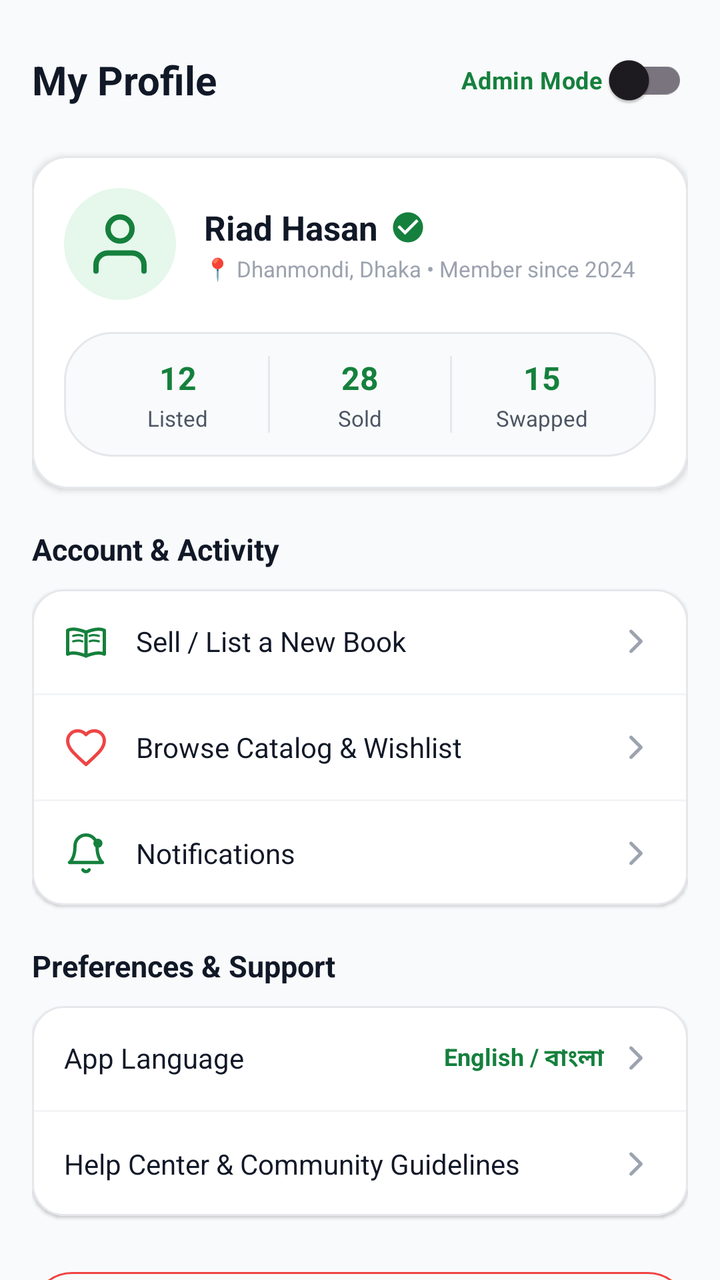
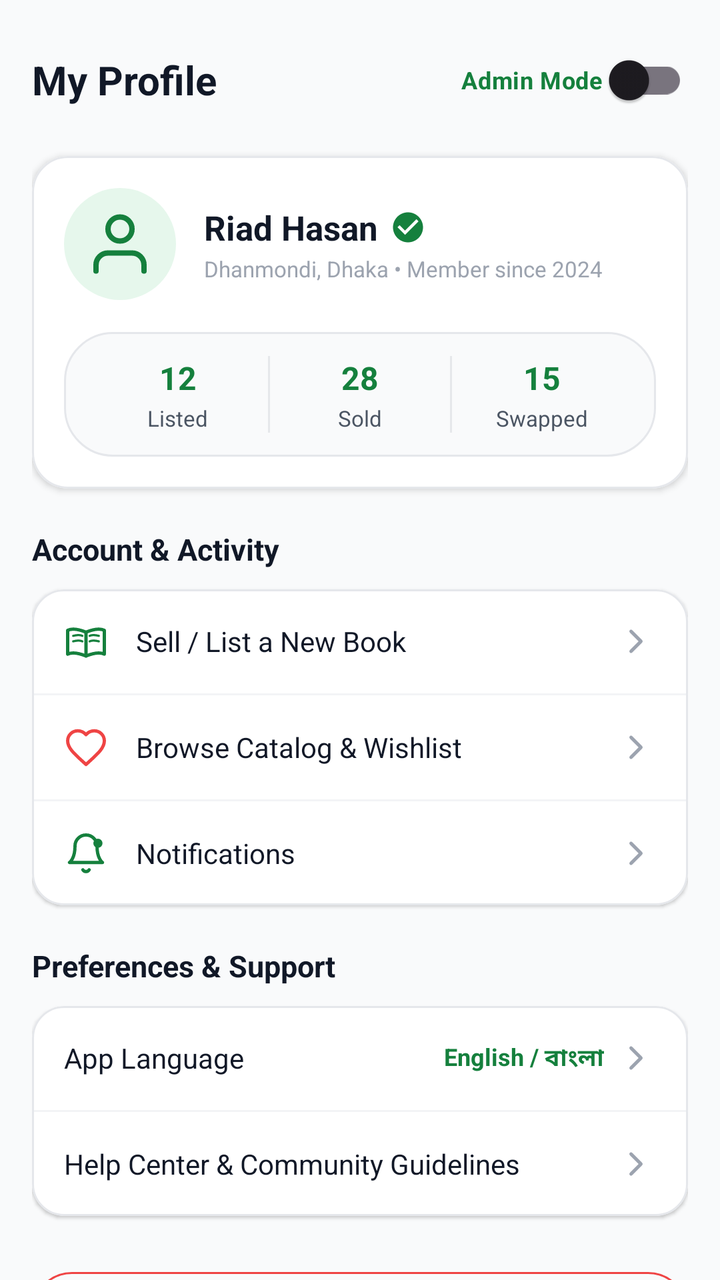

An Android layout rendered at two revisions. The XML below is the earlier revision; the diff shows what the commit changed to produce the second picture.
<!-- AndroidManifest.xml: application theme Theme.BoiBinimoy -->
<!-- res/layout/fragment_profile.xml -->
<?xml version="1.0" encoding="utf-8"?>
<androidx.core.widget.NestedScrollView xmlns:android="http://schemas.android.com/apk/res/android"
    xmlns:app="http://schemas.android.com/apk/res-auto"
    xmlns:tools="http://schemas.android.com/tools"
    android:layout_width="match_parent"
    android:layout_height="match_parent"
    android:background="@color/background_light"
    android:scrollbars="none">

    <LinearLayout
        android:layout_width="match_parent"
        android:layout_height="wrap_content"
        android:orientation="vertical"
        android:padding="16dp"
        android:paddingBottom="32dp">

        
        <RelativeLayout
            android:layout_width="match_parent"
            android:layout_height="wrap_content">

            <TextView
                android:layout_width="wrap_content"
                android:layout_height="wrap_content"
                android:layout_alignParentStart="true"
                android:layout_centerVertical="true"
                android:text="My Profile"
                android:textColor="@color/text_primary"
                android:textSize="20sp"
                android:textStyle="bold" />

            <com.google.android.material.switchmaterial.SwitchMaterial
                android:id="@+id/switchAdminMode"
                android:layout_width="wrap_content"
                android:layout_height="wrap_content"
                android:layout_alignParentEnd="true"
                android:text="Admin Mode "
                android:textColor="@color/primary_green"
                android:textSize="12sp"
                android:textStyle="bold" />

        </RelativeLayout>

        
        <com.google.android.material.card.MaterialCardView
            android:layout_width="match_parent"
            android:layout_height="wrap_content"
            android:layout_marginTop="14dp"
            app:cardCornerRadius="18dp"
            app:cardElevation="2dp"
            app:strokeWidth="1dp"
            app:strokeColor="#E5E7EB"
            app:cardBackgroundColor="@color/white">

            <LinearLayout
                android:layout_width="match_parent"
                android:layout_height="wrap_content"
                android:orientation="vertical"
                android:padding="16dp">

                <RelativeLayout
                    android:layout_width="match_parent"
                    android:layout_height="wrap_content">

                    <ImageView
                        android:id="@+id/ivProfilePic"
                        android:layout_width="56dp"
                        android:layout_height="56dp"
                        android:background="@drawable/bg_fab_green"
                        android:backgroundTint="@color/primary_green_mint"
                        android:padding="10dp"
                        android:src="@drawable/ic_nav_profile"
                        app:tint="@color/primary_green" />

                    <LinearLayout
                        android:layout_width="wrap_content"
                        android:layout_height="wrap_content"
                        android:layout_toEndOf="@id/ivProfilePic"
                        android:layout_marginStart="14dp"
                        android:layout_centerVertical="true"
                        android:orientation="vertical">

                        <LinearLayout
                            android:layout_width="wrap_content"
                            android:layout_height="wrap_content"
                            android:orientation="horizontal"
                            android:gravity="center_vertical">

                            <TextView
                                android:id="@+id/tvProfileName"
                                android:layout_width="wrap_content"
                                android:layout_height="wrap_content"
                                android:text="Riad Hasan"
                                android:textColor="@color/text_primary"
                                android:textSize="17sp"
                                android:textStyle="bold" />

                            <ImageView
                                android:layout_width="18dp"
                                android:layout_height="18dp"
                                android:layout_marginStart="6dp"
                                android:src="@drawable/ic_check_circle" />

                            <TextView
                                android:id="@+id/tvAdminBadge"
                                android:layout_width="wrap_content"
                                android:layout_height="wrap_content"
                                android:layout_marginStart="6dp"
                                android:background="@drawable/bg_pill_button"
                                android:backgroundTint="@color/heart_red"
                                android:paddingStart="6dp"
                                android:paddingTop="2dp"
                                android:paddingEnd="6dp"
                                android:paddingBottom="2dp"
                                android:text="ADMIN"
                                android:textColor="@color/white"
                                android:textSize="10sp"
                                android:textStyle="bold"
                                android:visibility="gone" />

                        </LinearLayout>

                        <TextView
                            android:id="@+id/tvProfileMeta"
                            android:layout_width="wrap_content"
                            android:layout_height="wrap_content"
                            android:layout_marginTop="2dp"
                            android:text="📍 Dhanmondi, Dhaka • Member since 2024"
                            android:textColor="@color/text_muted"
                            android:textSize="11sp" />

                    </LinearLayout>

                </RelativeLayout>

                
                <LinearLayout
                    android:layout_width="match_parent"
                    android:layout_height="wrap_content"
                    android:layout_marginTop="16dp"
                    android:background="@drawable/bg_search_bar"
                    android:orientation="horizontal"
                    android:padding="12dp">

                    <LinearLayout
                        android:layout_width="0dp"
                        android:layout_height="wrap_content"
                        android:layout_weight="1"
                        android:gravity="center"
                        android:orientation="vertical">

                        <TextView
                            android:id="@+id/tvStatListed"
                            android:layout_width="wrap_content"
                            android:layout_height="wrap_content"
                            android:text="12"
                            android:textColor="@color/primary_green"
                            android:textSize="16sp"
                            android:textStyle="bold" />

                        <TextView
                            android:layout_width="wrap_content"
                            android:layout_height="wrap_content"
                            android:layout_marginTop="2dp"
                            android:text="Listed"
                            android:textColor="@color/text_secondary"
                            android:textSize="11sp" />

                    </LinearLayout>

                    <View
                        android:layout_width="1dp"
                        android:layout_height="match_parent"
                        android:background="#E5E7EB" />

                    <LinearLayout
                        android:layout_width="0dp"
                        android:layout_height="wrap_content"
                        android:layout_weight="1"
                        android:gravity="center"
                        android:orientation="vertical">

                        <TextView
                            android:id="@+id/tvStatSold"
                            android:layout_width="wrap_content"
                            android:layout_height="wrap_content"
                            android:text="28"
                            android:textColor="@color/primary_green"
                            android:textSize="16sp"
                            android:textStyle="bold" />

                        <TextView
                            android:layout_width="wrap_content"
                            android:layout_height="wrap_content"
                            android:layout_marginTop="2dp"
                            android:text="Sold"
                            android:textColor="@color/text_secondary"
                            android:textSize="11sp" />

                    </LinearLayout>

                    <View
                        android:layout_width="1dp"
                        android:layout_height="match_parent"
                        android:background="#E5E7EB" />

                    <LinearLayout
                        android:layout_width="0dp"
                        android:layout_height="wrap_content"
                        android:layout_weight="1"
                        android:gravity="center"
                        android:orientation="vertical">

                        <TextView
                            android:id="@+id/tvStatSwapped"
                            android:layout_width="wrap_content"
                            android:layout_height="wrap_content"
                            android:text="15"
                            android:textColor="@color/primary_green"
                            android:textSize="16sp"
                            android:textStyle="bold" />

                        <TextView
                            android:layout_width="wrap_content"
                            android:layout_height="wrap_content"
                            android:layout_marginTop="2dp"
                            android:text="Swapped"
                            android:textColor="@color/text_secondary"
                            android:textSize="11sp" />

                    </LinearLayout>

                </LinearLayout>

            </LinearLayout>

        </com.google.android.material.card.MaterialCardView>

        
        <com.google.android.material.card.MaterialCardView
            android:id="@+id/cardAdminPanel"
            android:layout_width="match_parent"
            android:layout_height="wrap_content"
            android:layout_marginTop="16dp"
            android:visibility="gone"
            app:cardCornerRadius="18dp"
            app:cardElevation="3dp"
            app:strokeWidth="1.5dp"
            app:strokeColor="@color/heart_red"
            app:cardBackgroundColor="@color/white">

            <LinearLayout
                android:layout_width="match_parent"
                android:layout_height="wrap_content"
                android:orientation="vertical"
                android:padding="16dp">

                <TextView
                    android:layout_width="wrap_content"
                    android:layout_height="wrap_content"
                    android:text="⚡ Admin Management Console"
                    android:textColor="@color/heart_red"
                    android:textSize="16sp"
                    android:textStyle="bold" />

                <TextView
                    android:layout_width="wrap_content"
                    android:layout_height="wrap_content"
                    android:layout_marginTop="2dp"
                    android:text="Full platform control enabled. Manage content, requests, and send alerts."
                    android:textColor="@color/text_secondary"
                    android:textSize="12sp" />

                <LinearLayout
                    android:layout_width="match_parent"
                    android:layout_height="wrap_content"
                    android:layout_marginTop="12dp"
                    android:orientation="vertical">

                    
                    <com.google.android.material.button.MaterialButton
                        android:id="@+id/btnAdminBroadcast"
                        android:layout_width="match_parent"
                        android:layout_height="44dp"
                        android:text="📢 Send Broadcast Notification"
                        android:textColor="@color/white"
                        android:textSize="12sp"
                        app:cornerRadius="22dp"
                        app:backgroundTint="@color/primary_green" />

                    
                    <com.google.android.material.button.MaterialButton
                        android:id="@+id/btnAdminSeedData"
                        android:layout_width="match_parent"
                        android:layout_height="44dp"
                        android:layout_marginTop="8dp"
                        android:text="🌱 Seed Default Sample Data"
                        android:textColor="@color/text_primary"
                        android:textSize="12sp"
                        app:cornerRadius="22dp"
                        style="@style/Widget.Material3.Button.OutlinedButton" />

                </LinearLayout>

            </LinearLayout>

        </com.google.android.material.card.MaterialCardView>

        
        <TextView
            android:layout_width="wrap_content"
            android:layout_height="wrap_content"
            android:layout_marginTop="20dp"
            android:text="Account &amp; Activity"
            android:textColor="@color/text_primary"
            android:textSize="15sp"
            android:textStyle="bold" />

        <com.google.android.material.card.MaterialCardView
            android:layout_width="match_parent"
            android:layout_height="wrap_content"
            android:layout_marginTop="10dp"
            app:cardCornerRadius="16dp"
            app:cardElevation="1dp"
            app:strokeWidth="1dp"
            app:strokeColor="#E5E7EB"
            app:cardBackgroundColor="@color/white">

            <LinearLayout
                android:layout_width="match_parent"
                android:layout_height="wrap_content"
                android:orientation="vertical">

                
                <LinearLayout
                    android:id="@+id/rowMyListings"
                    android:layout_width="match_parent"
                    android:layout_height="52dp"
                    android:gravity="center_vertical"
                    android:paddingStart="16dp"
                    android:paddingEnd="16dp"
                    android:clickable="true"
                    android:focusable="true"
                    android:background="?attr/selectableItemBackground">

                    <ImageView
                        android:layout_width="22dp"
                        android:layout_height="22dp"
                        android:src="@drawable/ic_cat_fiction"
                        app:tint="@color/primary_green" />

                    <TextView
                        android:layout_width="0dp"
                        android:layout_height="wrap_content"
                        android:layout_weight="1"
                        android:layout_marginStart="14dp"
                        android:text="Sell / List a New Book"
                        android:textColor="@color/text_primary"
                        android:textSize="14sp" />

                    <ImageView
                        android:layout_width="20dp"
                        android:layout_height="20dp"
                        android:src="@drawable/ic_chevron_right" />

                </LinearLayout>

                <View
                    android:layout_width="match_parent"
                    android:layout_height="1dp"
                    android:background="#F3F4F6" />

                
                <LinearLayout
                    android:id="@+id/rowWishlist"
                    android:layout_width="match_parent"
                    android:layout_height="52dp"
                    android:gravity="center_vertical"
                    android:paddingStart="16dp"
                    android:paddingEnd="16dp"
                    android:clickable="true"
                    android:focusable="true"
                    android:background="?attr/selectableItemBackground">

                    <ImageView
                        android:layout_width="22dp"
                        android:layout_height="22dp"
                        android:src="@drawable/ic_heart"
                        app:tint="@color/heart_red" />

                    <TextView
                        android:layout_width="0dp"
                        android:layout_height="wrap_content"
                        android:layout_weight="1"
                        android:layout_marginStart="14dp"
                        android:text="Browse Catalog &amp; Wishlist"
                        android:textColor="@color/text_primary"
                        android:textSize="14sp" />

                    <ImageView
                        android:layout_width="20dp"
                        android:layout_height="20dp"
                        android:src="@drawable/ic_chevron_right" />

                </LinearLayout>

                <View
                    android:layout_width="match_parent"
                    android:layout_height="1dp"
                    android:background="#F3F4F6" />

                
                <LinearLayout
                    android:id="@+id/rowNotifications"
                    android:layout_width="match_parent"
                    android:layout_height="52dp"
                    android:gravity="center_vertical"
                    android:paddingStart="16dp"
                    android:paddingEnd="16dp"
                    android:clickable="true"
                    android:focusable="true"
                    android:background="?attr/selectableItemBackground">

                    <ImageView
                        android:layout_width="22dp"
                        android:layout_height="22dp"
                        android:src="@drawable/ic_bell"
                        app:tint="@color/primary_green" />

                    <TextView
                        android:layout_width="0dp"
                        android:layout_height="wrap_content"
                        android:layout_weight="1"
                        android:layout_marginStart="14dp"
                        android:text="Notifications"
                        android:textColor="@color/text_primary"
                        android:textSize="14sp" />

                    <ImageView
                        android:layout_width="20dp"
                        android:layout_height="20dp"
                        android:src="@drawable/ic_chevron_right" />

                </LinearLayout>

            </LinearLayout>

        </com.google.android.material.card.MaterialCardView>

        
        <TextView
            android:layout_width="wrap_content"
            android:layout_height="wrap_content"
            android:layout_marginTop="20dp"
            android:text="Preferences &amp; Support"
            android:textColor="@color/text_primary"
            android:textSize="15sp"
            android:textStyle="bold" />

        <com.google.android.material.card.MaterialCardView
            android:layout_width="match_parent"
            android:layout_height="wrap_content"
            android:layout_marginTop="10dp"
            app:cardCornerRadius="16dp"
            app:cardElevation="1dp"
            app:strokeWidth="1dp"
            app:strokeColor="#E5E7EB"
            app:cardBackgroundColor="@color/white">

            <LinearLayout
                android:layout_width="match_parent"
                android:layout_height="wrap_content"
                android:orientation="vertical">

                <LinearLayout
                    android:id="@+id/rowLanguage"
                    android:layout_width="match_parent"
                    android:layout_height="52dp"
                    android:gravity="center_vertical"
                    android:paddingStart="16dp"
                    android:paddingEnd="16dp"
                    android:clickable="true"
                    android:focusable="true"
                    android:background="?attr/selectableItemBackground">

                    <TextView
                        android:layout_width="0dp"
                        android:layout_height="wrap_content"
                        android:layout_weight="1"
                        android:text="App Language"
                        android:textColor="@color/text_primary"
                        android:textSize="14sp" />

                    <TextView
                        android:id="@+id/tvCurrentLanguage"
                        android:layout_width="wrap_content"
                        android:layout_height="wrap_content"
                        android:layout_marginEnd="6dp"
                        android:text="English / বাংলা"
                        android:textColor="@color/primary_green"
                        android:textSize="12sp"
                        android:textStyle="bold" />

                    <ImageView
                        android:layout_width="20dp"
                        android:layout_height="20dp"
                        android:src="@drawable/ic_chevron_right" />

                </LinearLayout>

                <View
                    android:layout_width="match_parent"
                    android:layout_height="1dp"
                    android:background="#F3F4F6" />

                <LinearLayout
                    android:id="@+id/rowHelp"
                    android:layout_width="match_parent"
                    android:layout_height="52dp"
                    android:gravity="center_vertical"
                    android:paddingStart="16dp"
                    android:paddingEnd="16dp"
                    android:clickable="true"
                    android:focusable="true"
                    android:background="?attr/selectableItemBackground">

                    <TextView
                        android:layout_width="0dp"
                        android:layout_height="wrap_content"
                        android:layout_weight="1"
                        android:text="Help Center &amp; Community Guidelines"
                        android:textColor="@color/text_primary"
                        android:textSize="14sp" />

                    <ImageView
                        android:layout_width="20dp"
                        android:layout_height="20dp"
                        android:src="@drawable/ic_chevron_right" />

                </LinearLayout>

            </LinearLayout>

        </com.google.android.material.card.MaterialCardView>

        
        <com.google.android.material.button.MaterialButton
            android:id="@+id/btnLogout"
            android:layout_width="match_parent"
            android:layout_height="48dp"
            android:layout_marginTop="24dp"
            android:text="Log Out"
            android:textColor="@color/heart_red"
            android:textSize="14sp"
            app:cornerRadius="24dp"
            app:strokeColor="@color/heart_red"
            app:strokeWidth="1dp"
            style="@style/Widget.Material3.Button.OutlinedButton" />

    </LinearLayout>

</androidx.core.widget.NestedScrollView>
<!-- resources referenced by this layout -->
<resources>
  <color name="background_light">#F9FAFB</color>
  <color name="heart_red">#EF4444</color>
  <color name="primary_green">#15803D</color>
  <color name="primary_green_mint">#E6F7EC</color>
  <color name="text_muted">#9CA3AF</color>
  <color name="text_primary">#111827</color>
  <color name="text_secondary">#4B5563</color>
  <color name="white">#FFFFFF</color>
  <!-- drawable bg_fab_green (drawable) -->
  <?xml version="1.0" encoding="utf-8"?>
  <shape xmlns:android="http://schemas.android.com/apk/res/android"
      android:shape="oval">
      <solid android:color="@color/primary_green" />
  </shape>
  <!-- drawable bg_pill_button (drawable) -->
  <?xml version="1.0" encoding="utf-8"?>
  <shape xmlns:android="http://schemas.android.com/apk/res/android"
      android:shape="rectangle">
      <corners android:radius="20dp" />
      <solid android:color="#0F4F27" />
  </shape>
  <!-- drawable bg_search_bar (drawable) -->
  <?xml version="1.0" encoding="utf-8"?>
  <shape xmlns:android="http://schemas.android.com/apk/res/android"
      android:shape="rectangle">
      <corners android:radius="24dp" />
      <solid android:color="@color/search_bar_bg" />
      <stroke
          android:width="1dp"
          android:color="#E5E7EB" />
  </shape>
  <!-- drawable ic_check_circle (drawable) -->
  <vector xmlns:android="http://schemas.android.com/apk/res/android"
      android:width="24dp"
      android:height="24dp"
      android:viewportWidth="24"
      android:viewportHeight="24">
      <path
          android:fillColor="#15803D"
          android:pathData="M12,2C6.48,2 2,6.48 2,12s4.48,10 10,10 10,-4.48 10,-10S17.52,2 12,2zM10,17l-5,-5 1.41,-1.41L10,14.17l7.59,-7.59L19,8l-9,9z" />
  </vector>
  <!-- drawable ic_chevron_right (drawable) -->
  <vector xmlns:android="http://schemas.android.com/apk/res/android"
      android:width="24dp"
      android:height="24dp"
      android:viewportWidth="24"
      android:viewportHeight="24">
      <path
          android:strokeColor="#9CA3AF"
          android:strokeWidth="2"
          android:strokeLineCap="round"
          android:strokeLineJoin="round"
          android:pathData="M9,18 L15,12 L9,6" />
  </vector>
  <!-- drawable ic_heart (drawable) -->
  <vector xmlns:android="http://schemas.android.com/apk/res/android"
      android:width="22dp"
      android:height="22dp"
      android:viewportWidth="24"
      android:viewportHeight="24">
      <path
          android:strokeColor="#374151"
          android:strokeWidth="1.8"
          android:strokeLineCap="round"
          android:strokeLineJoin="round"
          android:pathData="M12,21.35l-1.45,-1.32C5.4,15.36 2,12.28 2,8.5 2,5.42 4.42,3 7.5,3c1.74,0 3.41,0.81 4.5,2.09C13.09,3.81 14.76,3 16.5,3 19.58,3 22,5.42 22,8.5c0,3.78 -3.4,6.86 -8.55,11.54L12,21.35z" />
  </vector>
  <!-- drawable ic_nav_profile (drawable) -->
  <vector xmlns:android="http://schemas.android.com/apk/res/android"
      android:width="24dp"
      android:height="24dp"
      android:viewportWidth="24"
      android:viewportHeight="24">
      
      <path
          android:strokeColor="#6B7280"
          android:strokeWidth="1.8"
          android:strokeLineCap="round"
          android:strokeLineJoin="round"
          android:pathData="M20,21v-2a4,4 0 0,0 -4,-4H8a4,4 0 0,0 -4,4v2 M12,11 A4,4 0 1,0 12,3 A4,4 0 1,0 12,11 Z" />
  </vector>
  <color name="search_bar_bg">#F9FAFB</color>
  <color name="primary_green_dark">#14532D</color>
  <color name="primary_green_light">#22C55E</color>
  <!-- unchanged entries left out for length: 3 -->
</resources>

<!-- the commit's change to res/layout/fragment_profile.xml (unified diff, before → after) -->
@@ -5,7 +5,8 @@
     android:layout_width="match_parent"
     android:layout_height="match_parent"
     android:background="@color/background_light"
-    android:scrollbars="none">
+    android:scrollbars="none"
+    tools:context=".ui.profile.ProfileFragment">
 
     <LinearLayout
         android:layout_width="match_parent"
@@ -125,7 +126,7 @@
                             android:layout_width="wrap_content"
                             android:layout_height="wrap_content"
                             android:layout_marginTop="2dp"
-                            android:text="📍 Dhanmondi, Dhaka • Member since 2024"
+                            android:text="Dhanmondi, Dhaka • Member since 2024"
                             android:textColor="@color/text_muted"
                             android:textSize="11sp" />
 
@@ -258,7 +259,7 @@
                 <TextView
                     android:layout_width="wrap_content"
                     android:layout_height="wrap_content"
-                    android:text="⚡ Admin Management Console"
+                    android:text="Admin Management Console"
                     android:textColor="@color/heart_red"
                     android:textSize="16sp"
                     android:textStyle="bold" />
@@ -282,7 +283,7 @@
                         android:id="@+id/btnAdminBroadcast"
                         android:layout_width="match_parent"
                         android:layout_height="44dp"
-                        android:text="📢 Send Broadcast Notification"
+                        android:text="Send Broadcast Notification"
                         android:textColor="@color/white"
                         android:textSize="12sp"
                         app:cornerRadius="22dp"
@@ -294,7 +295,7 @@
                         android:layout_width="match_parent"
                         android:layout_height="44dp"
                         android:layout_marginTop="8dp"
-                        android:text="🌱 Seed Default Sample Data"
+                        android:text="Seed Default Sample Data"
                         android:textColor="@color/text_primary"
                         android:textSize="12sp"
                         app:cornerRadius="22dp"
